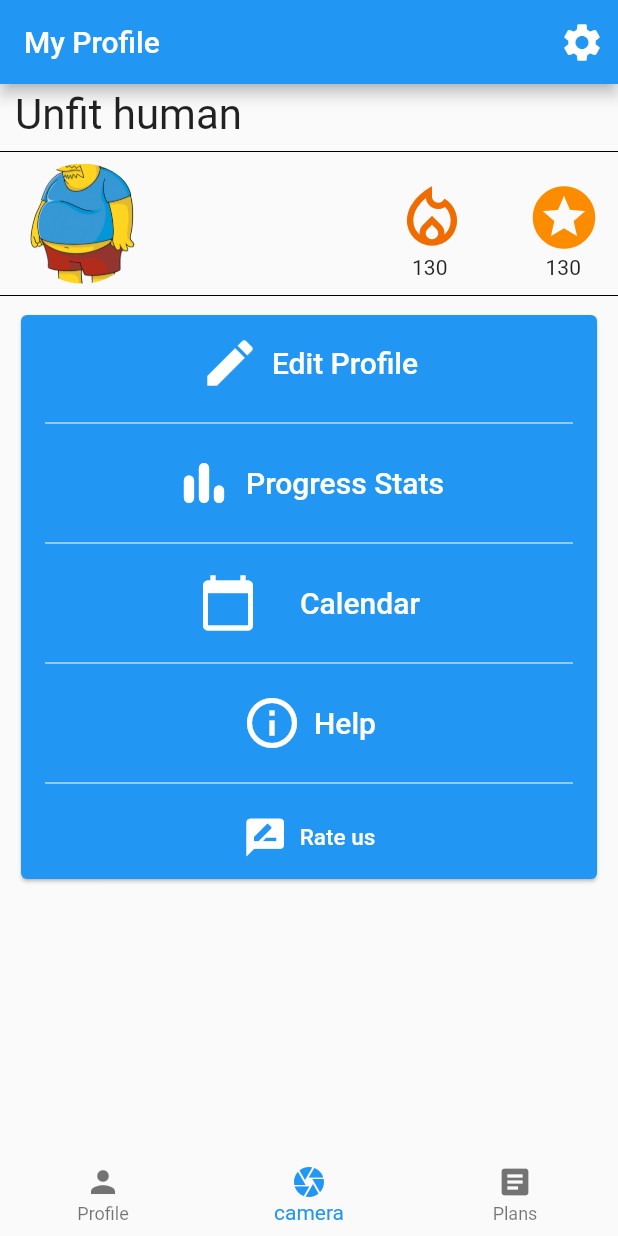
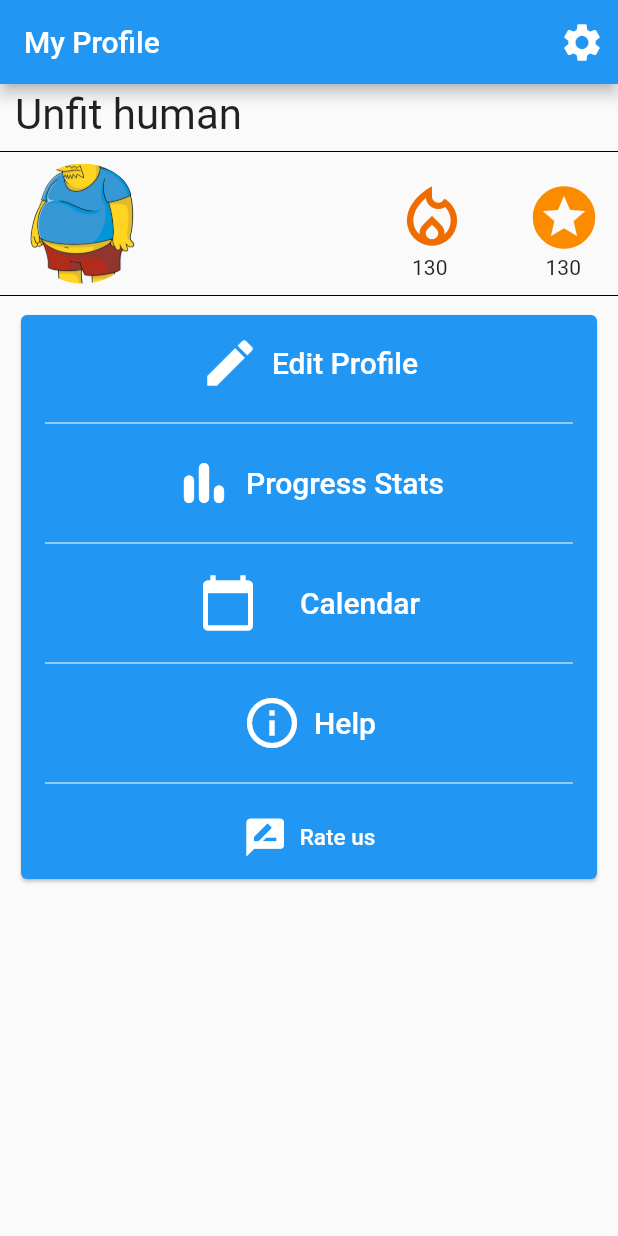
Before and after one commit to zuke-as-Dev/fit_streak_beta, a Flutter app: the screen it shows after launch, on a phone screen of 412 x 824 dp. Run offline on Flutter 3.47's test engine with Material 2 defaults, Android fonts, the light colour scheme and no system bars; our stand-ins replace camera, flutter_spinkit; missing offline and left inert: esys_flutter_share.

Commit message:
cam screen edited bottom navigation removed

```diff
--- a/lib/screens/home.dart
+++ b/lib/screens/home.dart
@@ -16,20 +16,20 @@
   Widget build(BuildContext context) {
 
     return Scaffold(
-      bottomNavigationBar: BottomNavigationBar(
-        elevation: 0.0,
-        backgroundColor: Colors.transparent,
-        currentIndex: _selecteditem,
-        onTap: (index){
-          setState(() {
-            _selecteditem = index;
-            _pagecontroller.animateToPage(_selecteditem, duration: Duration(milliseconds: 200), curve: Curves.linear);});},
-        items: <BottomNavigationBarItem> [
-          BottomNavigationBarItem(icon: Icon(Icons.person),label: 'Profile'),
-          BottomNavigationBarItem(icon: Icon(Icons.camera),label: 'camera'),
-          BottomNavigationBarItem(icon: Icon(Icons.article),label: 'Plans'),
-        ],
-      ),
+      // bottomNavigationBar: BottomNavigationBar(
+      //   elevation: 0.0,
+      //   backgroundColor: Colors.transparent,
+      //   currentIndex: _selecteditem,
+      //   onTap: (index){
+      //     setState(() {
+      //       _selecteditem = index;
+      //       _pagecontroller.animateToPage(_selecteditem, duration: Duration(milliseconds: 200), curve: Curves.linear);});},
+      //   items: <BottomNavigationBarItem> [
+      //     BottomNavigationBarItem(icon: Icon(Icons.person),label: 'Profile'),
+      //     BottomNavigationBarItem(icon: Icon(Icons.camera),label: 'camera'),
+      //     BottomNavigationBarItem(icon: Icon(Icons.article),label: 'Plans'),
+      //   ],
+      // ),
       body: Center(
         child: PageView(
           children: _pages,
```
Also changed, not shown: lib/screens/camera_screen.dart (+7 -7 lines), 1 other file.
